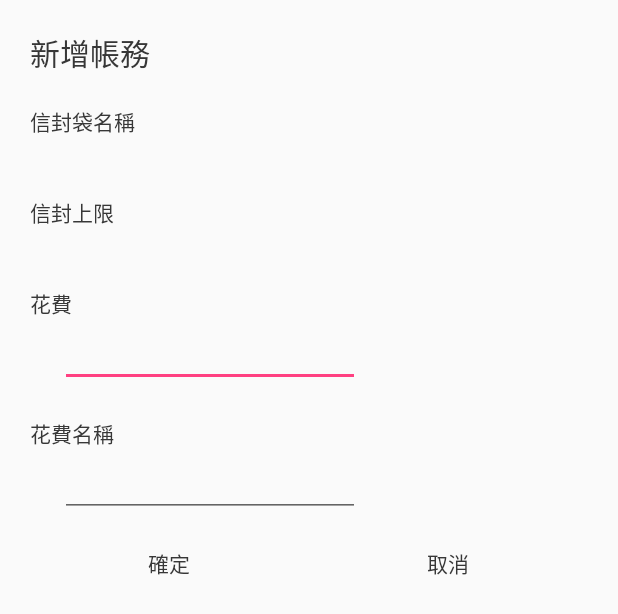
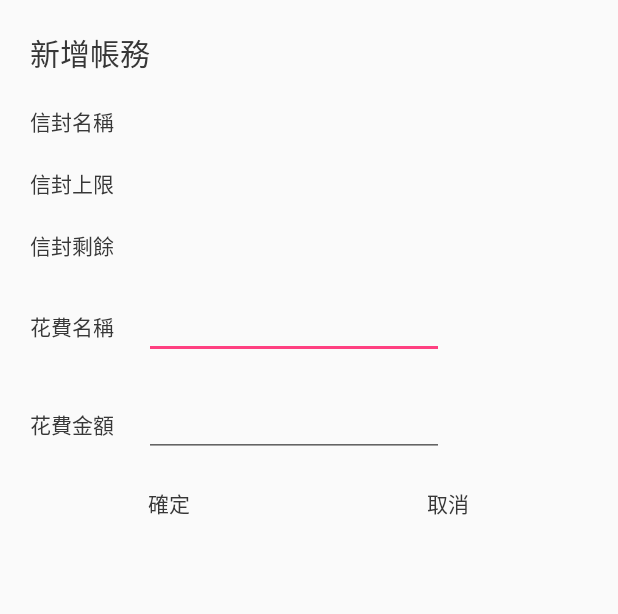
Before and after one commit to Aidan79225/Envelope, an Android app: the layout dialog_new_account.xml on its own in the app's theme, with its tools: preview values and no code run, on a phone screen of 412 x 824 dp. Shown: the top 614 px of the screen. Run offline under Robolectric (Android 15) with nearby library versions, the phone set to English and light mode, and no system bars.

Commit message:
UI調整,信封改成錢袋

```diff
--- a/AidanEnvelopeSaveMoney/app/src/main/java/com/aidan/aidanenvelopesavemoney/EnvelopeList/EnvelopeAdapter.java
+++ b/AidanEnvelopeSaveMoney/app/src/main/java/com/aidan/aidanenvelopesavemoney/EnvelopeList/EnvelopeAdapter.java
@@ -184,12 +184,14 @@ public class EnvelopeAdapter extends BaseAdapter implements EnvelopeListContract
     public void setNewAccountDialog(View view, final Envelope envelope, final AlertDialog dialog){
         TextView nameTextView = (TextView)view.findViewById(R.id.nameTextView);
         TextView maxTextView = (TextView)view.findViewById(R.id.maxTextView);
+        TextView restTextView = (TextView)view.findViewById(R.id.restTextView);
         final EditText costEditText = (EditText)view.findViewById(R.id.costEditText);
         final EditText commentEditText = (EditText)view.findViewById(R.id.commentEditText);
         TextView okTextView = (TextView)view.findViewById(R.id.okTextView);
         TextView cancelTextView = (TextView)view.findViewById(R.id.cancelTextView);
         nameTextView.setText(envelope.getName());
-        maxTextView.setText((envelope.getMax() - envelope.getCost())+"");
+        maxTextView.setText(envelope.getMax() +"");
+        restTextView.setText((int)(envelope.getMax()-envelope.getCost()) +"");
         okTextView.setOnClickListener(new View.OnClickListener() {
             @Override
             public void onClick(View v) {
@@ -235,7 +237,7 @@ public class EnvelopeAdapter extends BaseAdapter implements EnvelopeListContract
         public TextView percentTextView;
         public ImageView iconImageView;
         public void setViewHolder(Envelope envelope){
-            float sup = envelope.getMax()-envelope.getCost();
+            int sup = (int)(envelope.getMax()-envelope.getCost());
             nameTextView.setText(envelope.getName());
             surplusTextView.setText(String.valueOf(sup));
             float under = envelope.getMax() == 0 ? 1 : envelope.getMax();
--- a/AidanEnvelopeSaveMoney/app/src/main/res/layout/dialog_new_account.xml
+++ b/AidanEnvelopeSaveMoney/app/src/main/res/layout/dialog_new_account.xml
@@ -16,7 +16,7 @@
     <LinearLayout
         android:layout_width="wrap_content"
         android:layout_height="wrap_content"
-        android:orientation="vertical"
+        android:orientation="horizontal"
         android:layout_margin="10dp">
         <TextView
             android:layout_width="wrap_content"
@@ -34,7 +34,7 @@
     <LinearLayout
         android:layout_width="wrap_content"
         android:layout_height="wrap_content"
-        android:orientation="vertical"
+        android:orientation="horizontal"
         android:layout_margin="10dp">
         <TextView
             android:layout_width="wrap_content"
@@ -52,26 +52,25 @@
     <LinearLayout
         android:layout_width="wrap_content"
         android:layout_height="wrap_content"
-        android:orientation="vertical"
+        android:orientation="horizontal"
         android:layout_margin="10dp">
         <TextView
             android:layout_width="wrap_content"
             android:layout_height="wrap_content"
-            android:text="@string/cost"
+            android:text="@string/envelop_rest"
             android:textColor="@color/word"/>
-        <EditText
-            android:layout_width="200dp"
+        <TextView
+            android:layout_width="wrap_content"
             android:layout_height="wrap_content"
-            android:inputType="number"
             android:layout_marginLeft="20dp"
             android:layout_marginStart="20dp"
-            android:id="@+id/costEditText"
+            android:id="@+id/restTextView"
             android:textColor="@color/word"/>
     </LinearLayout>
     <LinearLayout
-        android:layout_width="wrap_content"
+        android:layout_width="match_parent"
         android:layout_height="wrap_content"
-        android:orientation="vertical"
+        android:orientation="horizontal"
         android:layout_margin="10dp">
         <TextView
             android:layout_width="wrap_content"
@@ -86,6 +85,27 @@
             android:layout_marginStart="20dp"
             android:textColor="@color/word"/>
     </LinearLayout>
+    <LinearLayout
+        android:layout_width="match_parent"
+        android:layout_height="wrap_content"
+        android:orientation="horizontal"
+        android:layout_margin="10dp">
+        <TextView
+            android:layout_width="wrap_content"
+            android:layout_height="wrap_content"
+            android:text="@string/cost_number"
+            android:textColor="@color/word"/>
+        <EditText
+            android:layout_width="200dp"
+            android:layout_height="wrap_content"
+            android:inputType="number"
+            android:layout_marginLeft="20dp"
+            android:layout_marginStart="20dp"
+            android:id="@+id/costEditText"
+            android:textColor="@color/word"/>
+    </LinearLayout>
+
+
     <LinearLayout
         android:layout_width="match_parent"
         android:layout_height="wrap_content"
@@ -109,4 +129,6 @@
             android:textColor="@color/word"/>
 
     </LinearLayout>
+
+
 </LinearLayout>
--- a/AidanEnvelopeSaveMoney/app/src/main/res/layout/dialog_set_value_envelop.xml
+++ b/AidanEnvelopeSaveMoney/app/src/main/res/layout/dialog_set_value_envelop.xml
@@ -15,7 +15,7 @@
     <LinearLayout
         android:layout_width="wrap_content"
         android:layout_height="wrap_content"
-        android:orientation="vertical"
+        android:orientation="horizontal"
         android:layout_margin="10dp">
         <TextView
             android:layout_width="wrap_content"
@@ -33,7 +33,7 @@
     <LinearLayout
         android:layout_width="wrap_content"
         android:layout_height="wrap_content"
-        android:orientation="vertical"
+        android:orientation="horizontal"
         android:layout_margin="10dp">
         <TextView
             android:layout_width="wrap_content"
--- a/AidanEnvelopeSaveMoney/app/src/main/res/layout/item_envelope.xml
+++ b/AidanEnvelopeSaveMoney/app/src/main/res/layout/item_envelope.xml
@@ -14,9 +14,9 @@
         android:textColor="@color/word"
         android:id="@+id/nameTextView" />
     <ImageView
-        android:layout_width="wrap_content"
-        android:layout_height="wrap_content"
-        android:src="@mipmap/envelop2"
+        android:layout_width="60dp"
+        android:layout_height="60dp"
+        android:src="@mipmap/envelop3"
         android:id="@+id/iconImageView"/>
     <TextView
         android:layout_width="wrap_content"
--- a/AidanEnvelopeSaveMoney/app/src/main/res/values/strings.xml
+++ b/AidanEnvelopeSaveMoney/app/src/main/res/values/strings.xml
@@ -4,7 +4,7 @@
     <string name="cost_cant_be_void">花費不能為空</string>
     <string name="save">儲存</string>
     <string name="edit">編輯</string>
-    <string name="envelop_name">信封袋名稱 </string>
+    <string name="envelop_name">信封名稱 </string>
     <string name="comment_name">花費名稱 </string>
     <string name="cost_number">花費金額 </string>
     <string name="date">日期 </string>
@@ -15,9 +15,10 @@
 
     <!--EnvelopeListFragment-->
 
-    <string name="new_envelop">新增信封袋</string>
+    <string name="new_envelop">新增信封</string>
     <string name="new_account">新增帳務</string>
     <string name="envelop_max">信封上限</string>
+    <string name="envelop_rest">信封剩餘</string>
     <string name="cost">花費</string>
     <string name="ok">確定</string>
     <string name="cancel">取消</string>
```
Also changed, not shown: AidanEnvelopeSaveMoney/app/src/main/java/com/aidan/aidanenvelopesavemoney/Model/Constants.java (added, +7 -0 lines), AidanEnvelopeSaveMoney/app/src/main/res/layout/fragment_account_detail.xml (+5 -5 lines), AidanEnvelopeSaveMoney/app/src/main/res/mipmap-hdpi/envelop3.png (added).
